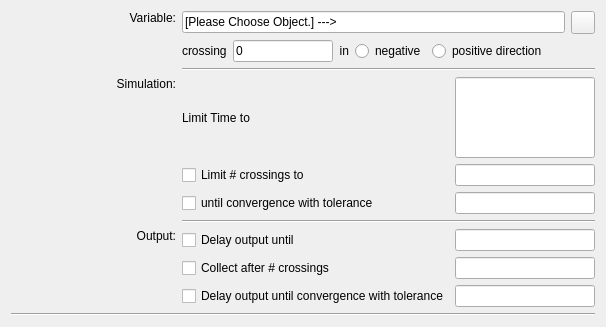
Before: the Qt Designer form copasi/UI/CQCrossSectionTaskWidget.ui in copasi/COPASI, drawn with Qt 5.
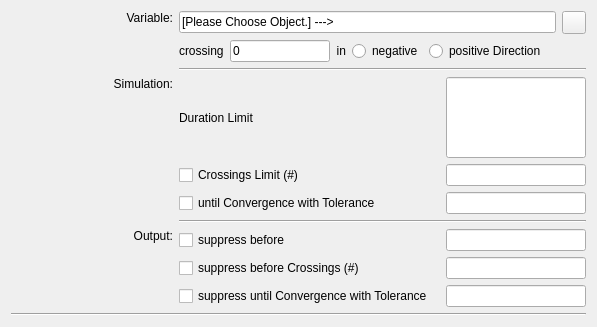
After: the same form once the commit is applied. Custom widgets are drawn as their Qt base class.

Commit message: Improved Cross Section GUI which uses now similar labels as the trajectory task.

Patch:
```diff
--- a/copasi/UI/CQCrossSectionTaskWidget.ui
+++ b/copasi/UI/CQCrossSectionTaskWidget.ui
@@ -12,7 +12,7 @@
    <rect>
     <x>0</x>
     <y>0</y>
-    <width>606</width>
+    <width>597</width>
     <height>327</height>
    </rect>
   </property>
@@ -116,7 +116,7 @@
        <item>
         <widget class="QRadioButton" name="mpDirectionPositive">
          <property name="text">
-          <string>positive direction</string>
+          <string>positive Direction</string>
          </property>
         </widget>
        </item>
@@ -161,7 +161,7 @@
      <item row="3" column="1">
       <widget class="QLabel" name="mpLblLT_2">
        <property name="text">
-        <string>Limit Time to</string>
+        <string>Duration Limit</string>
        </property>
       </widget>
      </item>
@@ -193,7 +193,7 @@
      <item row="4" column="1">
       <widget class="QCheckBox" name="mpCheckSimCrossings">
        <property name="text">
-        <string>Limit # crossings to</string>
+        <string>Crossings Limit (#)</string>
        </property>
       </widget>
      </item>
@@ -222,7 +222,7 @@
      <item row="5" column="1">
       <widget class="QCheckBox" name="mpCheckSimConvergence">
        <property name="text">
-        <string>until convergence with tolerance </string>
+        <string>until Convergence with Tolerance </string>
        </property>
       </widget>
      </item>
@@ -274,7 +274,7 @@
      <item row="7" column="1">
       <widget class="QCheckBox" name="mpCheckOutputDelay">
        <property name="text">
-        <string>Delay output until</string>
+        <string>suppress before</string>
        </property>
       </widget>
      </item>
@@ -306,7 +306,7 @@
      <item row="8" column="1">
       <widget class="QCheckBox" name="mpCheckOutputCrossings">
        <property name="text">
-        <string>Collect after # crossings</string>
+        <string>suppress before Crossings (#)</string>
        </property>
       </widget>
      </item>
@@ -338,7 +338,7 @@
      <item row="9" column="1">
       <widget class="QCheckBox" name="mpCheckOutputConvergence">
        <property name="text">
-        <string>Delay output until convergence with tolerance</string>
+        <string>suppress until Convergence with Tolerance</string>
        </property>
       </widget>
      </item>
```
Left out of the diff: 2 changed lines with no effect on the pictures. The commit also changes 3 other files.
